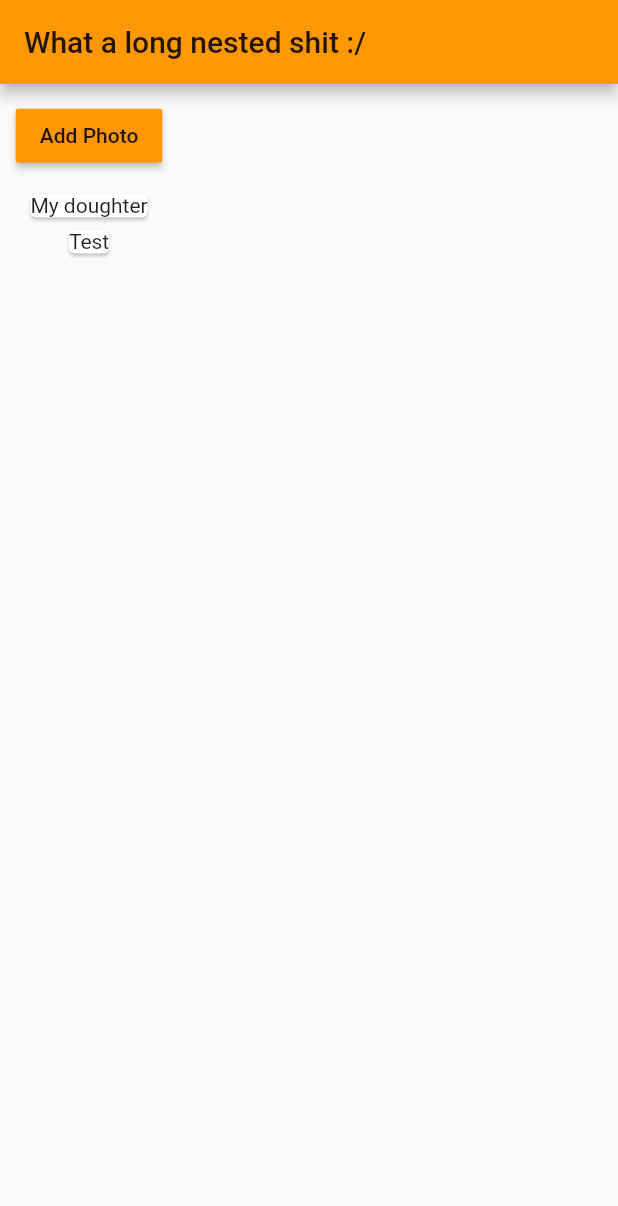
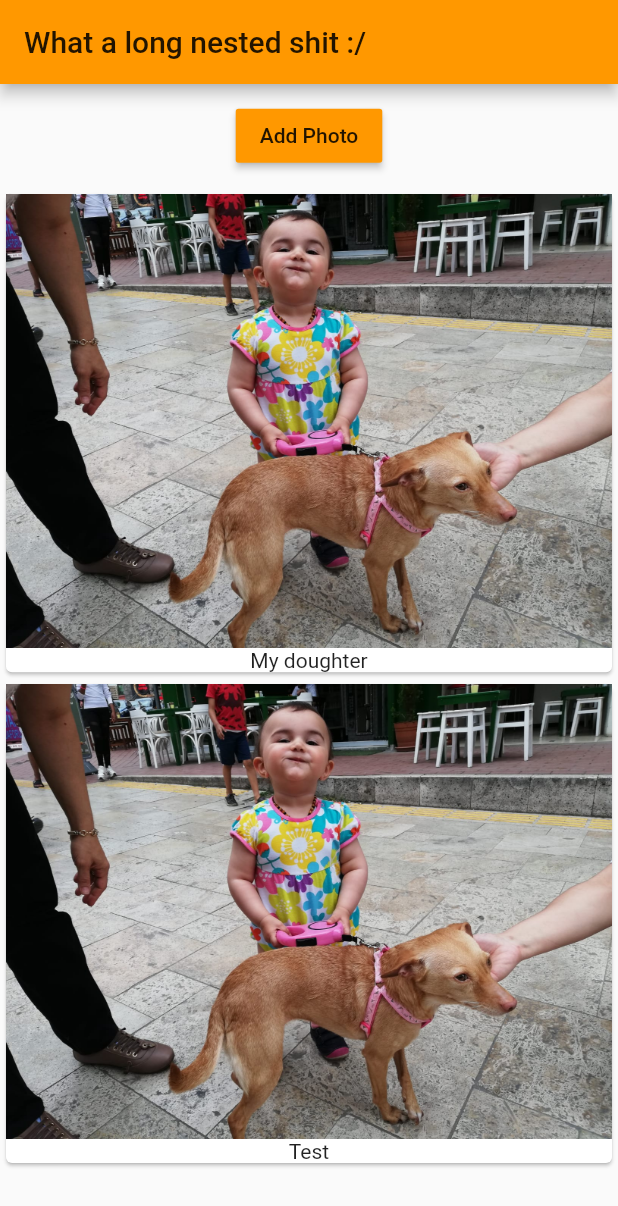
Before and after one commit to caglardursun/FlutterProjects, a Flutter app: the screen it shows after launch, after a tap on "Add Photo", on a phone screen of 412 x 824 dp. Shown: the top 1206 px of the screen. Run offline on Flutter 3.47's test engine with Material 2 defaults, Android fonts, the phone set to English and light mode, and no system bars.

```diff
--- a/hello/lib/main.dart
+++ b/hello/lib/main.dart
@@ -1,15 +1,19 @@
 import "package:flutter/material.dart";
 import 'package:hello/photos_manager.dart';
+//import 'package:flutter/rendering.dart';
 
 //Notes :
 // I didn't like the whole class structure in first impression
 
-// main()
-// {
-//   runApp(HelloApp());
-// }
+main()
+{
+  // debugPaintSizeEnabled = true;
+  // debugPaintBaselinesEnabled = true;
 
-void main() => runApp(HelloApp());
+  runApp(HelloApp());
+}
+
+//void main() => runApp(HelloApp());
 
 class HelloApp extends StatelessWidget {
 
@@ -19,6 +23,7 @@ class HelloApp extends StatelessWidget {
     //Core route widget
     //() means const .to create new instance
     return MaterialApp(
+      //debugShowMaterialGrid: true,
       theme: ThemeData(
         brightness: Brightness.light,
         primarySwatch: Colors.orange,
@@ -28,7 +33,7 @@ class HelloApp extends StatelessWidget {
       appBar: AppBar(
         title: Text("What a long nested shit :/"),
       ),
-      body: PhotosManager("My doughter"),
+      body: PhotosManager(startingPhoto : "My doughter"),
     ));
   }
 }
--- a/hello/lib/photos.dart
+++ b/hello/lib/photos.dart
@@ -10,13 +10,14 @@ class Photos extends StatelessWidget {
 
   @override
   Widget build(BuildContext context) {
-    return Column(
+
+    return ListView(
       children: _photos
           .map(
             (element) => Card(
                   child: Column(
                     children: <Widget>[
-                      //Image.asset("assets/mydaughter.jpg"),
+                      Image.asset("assets/mydaughter.jpg"),
                       Text(element)
                     ],
                   ),
--- /dev/null
+++ b/hello/lib/photos_control.dart
@@ -0,0 +1,21 @@
+import 'package:flutter/material.dart';
+
+
+class PhotosControl extends StatelessWidget {
+
+  //That's new ...
+  final Function addPhotos;
+  PhotosControl(this.addPhotos);
+
+  @override
+  Widget build(BuildContext context) {
+
+    return RaisedButton(
+          color: Theme.of(context).primaryColor,
+          onPressed: () {
+            addPhotos("Test");
+          },
+          child: Text("Add Photo",textAlign: TextAlign.center),
+        );
+  }
+}
--- a/hello/lib/photos_manager.dart
+++ b/hello/lib/photos_manager.dart
@@ -1,13 +1,15 @@
-import "package:flutter/material.dart";
+import 'package:flutter/material.dart';
 import './photos.dart';
+import './photos_control.dart';
 
 class PhotosManager extends StatefulWidget
 {
 
-  String startingPhoto;
+  final String startingPhoto;
   //this keyword is different from other languages
   //this means assign automatically
-  PhotosManager(this.startingPhoto){
+  //{this.startingPhoto} calling (startingPhoto: "dasdasdsadas") from the other side
+  PhotosManager({this.startingPhoto = "Default Photo"}){
     print("Photos manager called");
   }
 
@@ -18,8 +20,10 @@ class PhotosManager extends StatefulWidget
   }
 }
 
-class _PhotosManagerState extends State<PhotosManager> {
-  List<String> _photos = [];
+class _PhotosManagerState extends State<PhotosManager>
+{
+
+  final List<String> _photos = [];
 
   @override
   void initState() {
@@ -35,23 +39,23 @@ class _PhotosManagerState extends State<PhotosManager> {
     super.didUpdateWidget(oldWidget);
   }
 
+  void _addPhoto(String photo)
+  {
+    setState((){
+      _photos.add(photo);
+    });
+    print(photo);
+  }
+
   @override
   Widget build(BuildContext context) {
     print("_PhotosManagerState build");
     return Column(children: [
       Container(
         margin: EdgeInsets.all(10.5),
-        child: RaisedButton(
-          color: Theme.of(context).primaryColor,
-          onPressed: () {
-            setState(() {
-              _photos.add("Test");
-            });
-          },
-          child: Text("Add Photo"),
-        ),
+        child: PhotosControl(_addPhoto),
       ),
-      Photos(_photos)
+      Expanded(child: Photos(_photos))
     ]);
   }
 }
```
Also changed, not shown: 1 other file.
